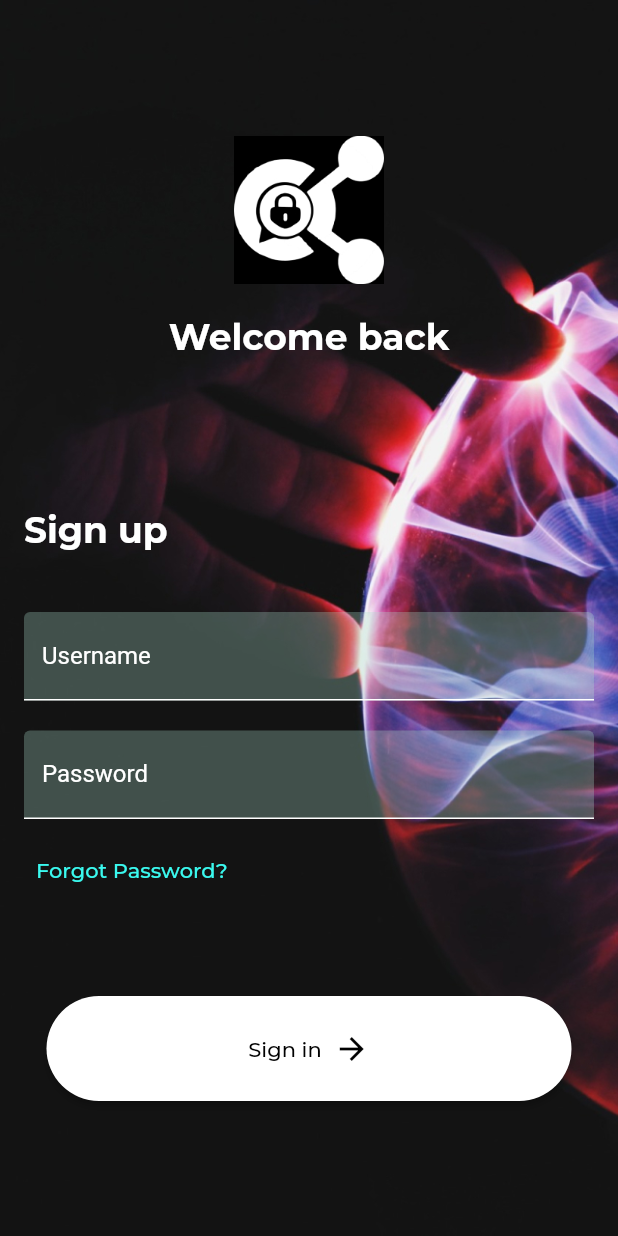
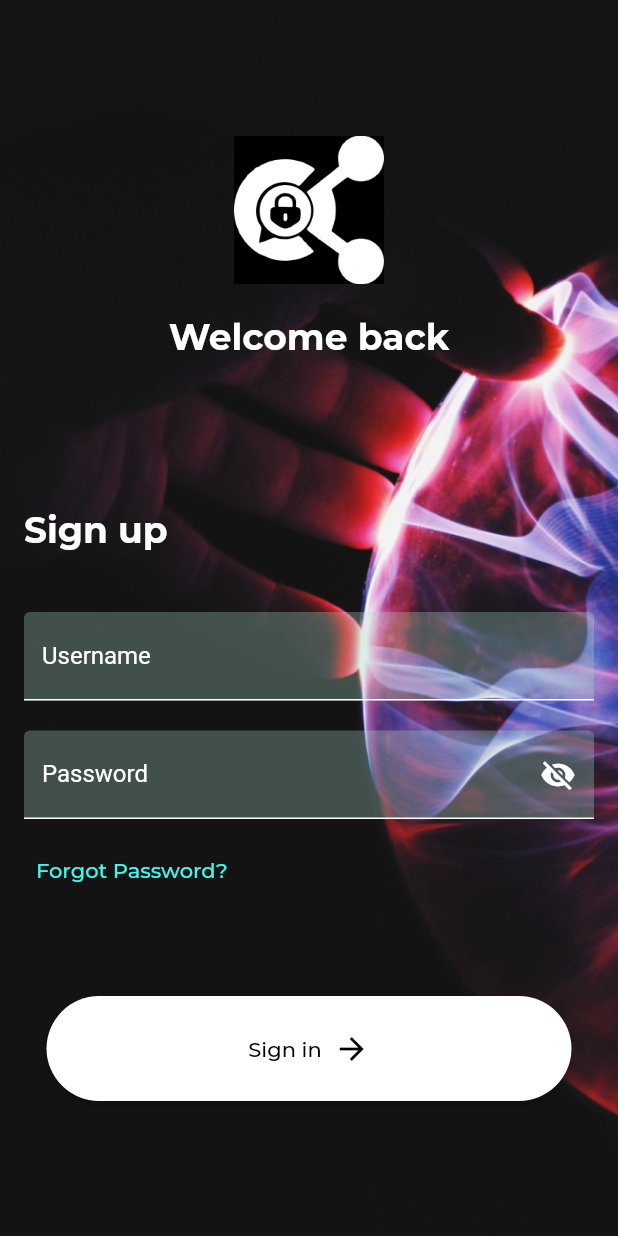
Before and after one commit to OkoroaforKelechiDivine/convas-mobile, a Flutter app: the LoginScreen screen opened by its route, on a phone screen of 412 x 824 dp. Run offline on Flutter 3.47's test engine with Material 2 defaults, Android fonts, the phone set to English and light mode, and no system bars; our stand-ins replace get, google_fonts.

Commit message:
done with login page

```diff
--- a/lib/screens/login/set_login.dart
+++ b/lib/screens/login/set_login.dart
@@ -3,8 +3,15 @@ import 'package:flutter/material.dart';
 import '../../appConfig/manager/font_manager.dart';
 import '../../appConfig/manager/theme_manager.dart';
 
-class LoginScreen extends StatelessWidget {
+class LoginScreen extends StatefulWidget {
   const LoginScreen({super.key});
+
+  @override
+  _LoginScreenState createState() => _LoginScreenState();
+}
+
+class _LoginScreenState extends State<LoginScreen> {
+  bool _isPasswordVisible = false;
 
   @override
   Widget build(BuildContext context) {
@@ -35,7 +42,7 @@ class LoginScreen extends StatelessWidget {
                         style: TextStyle(
                           fontSize: AppFontSize.s24,
                           color: AppColors.white,
-                          fontWeight: AppFontWeight.bold
+                          fontWeight: AppFontWeight.bold,
                         ),
                       ),
                     ),
@@ -96,9 +103,9 @@ class LoginScreen extends StatelessWidget {
   }
 
   Widget _buildPasswordField() {
-    return TextFormField(
+    return TextField(
       style: TextStyle(color: AppColors.white),
-      obscureText: true,
+      obscureText: !_isPasswordVisible,
       decoration: InputDecoration(
         labelText: 'Password',
         labelStyle: TextStyle(color: AppColors.white),
@@ -108,15 +115,24 @@ class LoginScreen extends StatelessWidget {
         focusedBorder: UnderlineInputBorder(
           borderSide: BorderSide(color: AppColors.white),
         ),
+        suffixIcon: IconButton(
+          onPressed: () {
+            setState(() {
+              _isPasswordVisible = !_isPasswordVisible;
+            });
+          },
+          icon: Icon(
+            _isPasswordVisible ? Icons.visibility : Icons.visibility_off,
+            color: AppColors.white,
+          ),
+        ),
       ),
     );
   }
 
   Widget _buildLoginButton(BuildContext context) {
     return ElevatedButton(
-      onPressed: () {
-        // Add your login logic here
-      },
+      onPressed: () {},
       style: ElevatedButton.styleFrom(
         shape: RoundedRectangleBorder(
           borderRadius: BorderRadius.circular(40),
@@ -132,7 +148,7 @@ class LoginScreen extends StatelessWidget {
               color: AppColors.blackColor,
             ),
           ),
-          const SizedBox(width: 8), // Add spacing
+          const SizedBox(width: 8),
           Icon(
             Icons.arrow_forward,
             color: AppColors.blackColor,
```
